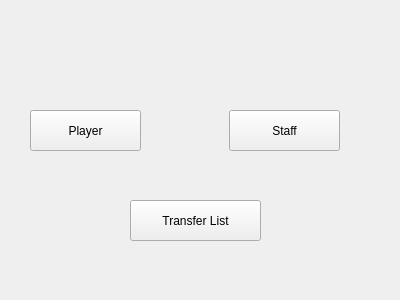
TNT57/FootballClubManagementSystem, file people.ui: the form before one commit.
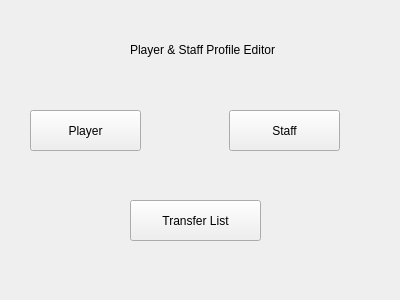
The form after the commit.

Patch:
```diff
--- a/people.ui
+++ b/people.ui
@@ -52,6 +52,37 @@
     <string>Transfer List</string>
    </property>
   </widget>
+  <widget class="QLabel" name="label">
+   <property name="geometry">
+    <rect>
+     <x>130</x>
+     <y>40</y>
+     <width>161</width>
+     <height>20</height>
+    </rect>
+   </property>
+   <property name="text">
+    <string>Player &amp; Staff Profile Editor</string>
+   </property>
+  </widget>
+  <widget class="QLabel" name="backgroundImg">
+   <property name="geometry">
+    <rect>
+     <x>0</x>
+     <y>0</y>
+     <width>401</width>
+     <height>301</height>
+    </rect>
+   </property>
+   <property name="text">
+    <string/>
+   </property>
+  </widget>
+  <zorder>backgroundImg</zorder>
+  <zorder>playerButton</zorder>
+  <zorder>staffButton</zorder>
+  <zorder>transferListButton</zorder>
+  <zorder>label</zorder>
  </widget>
  <resources/>
  <connections/>
```
